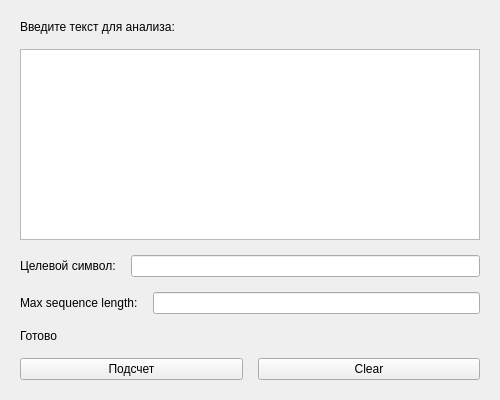
First picture: the form in 1 Курс/lab_13/Part_2/MainWindow.ui, repository Private-HW13102/VVIT, before the edit.
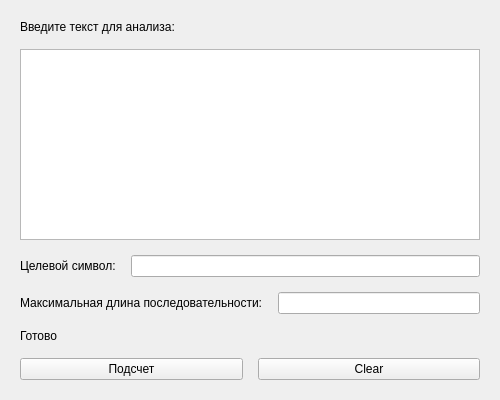
Second picture: the form after the edit.

Patch:
```diff
--- a/1 Курс/lab_13/Part_2/MainWindow.ui
+++ b/1 Курс/lab_13/Part_2/MainWindow.ui
@@ -63,7 +63,7 @@
       <item>
        <widget class="QLabel" name="label_3">
         <property name="text">
-         <string>Max sequence length:</string>
+         <string>Максимальная длина последовательности:</string>
         </property>
        </widget>
       </item>
```
